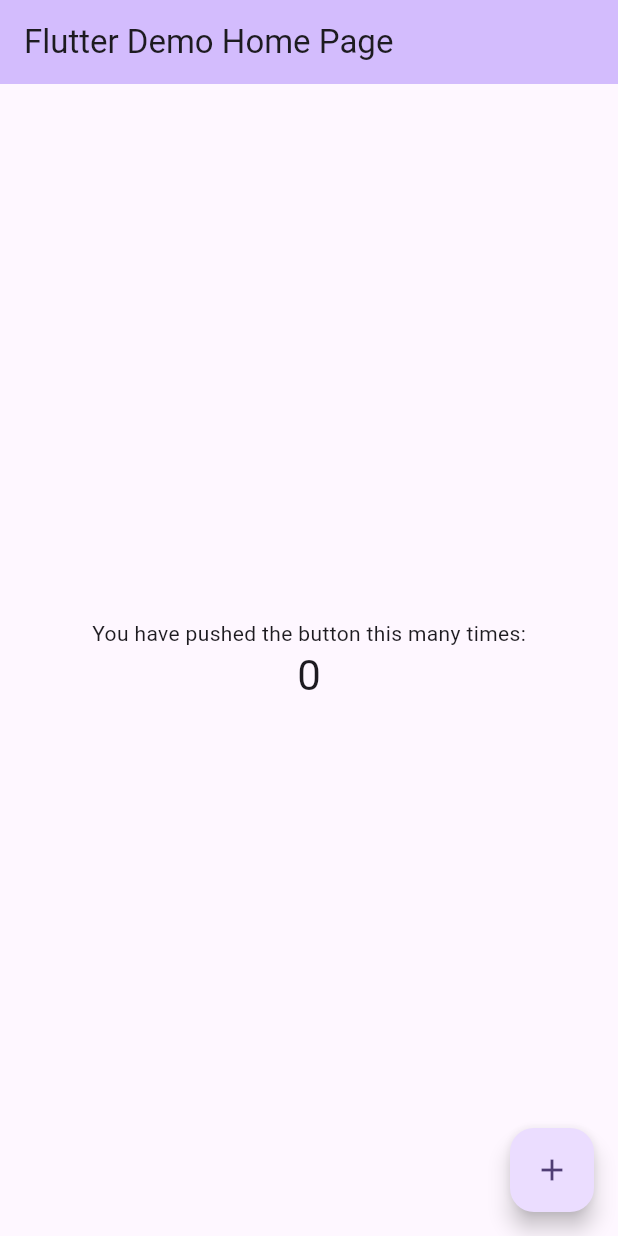
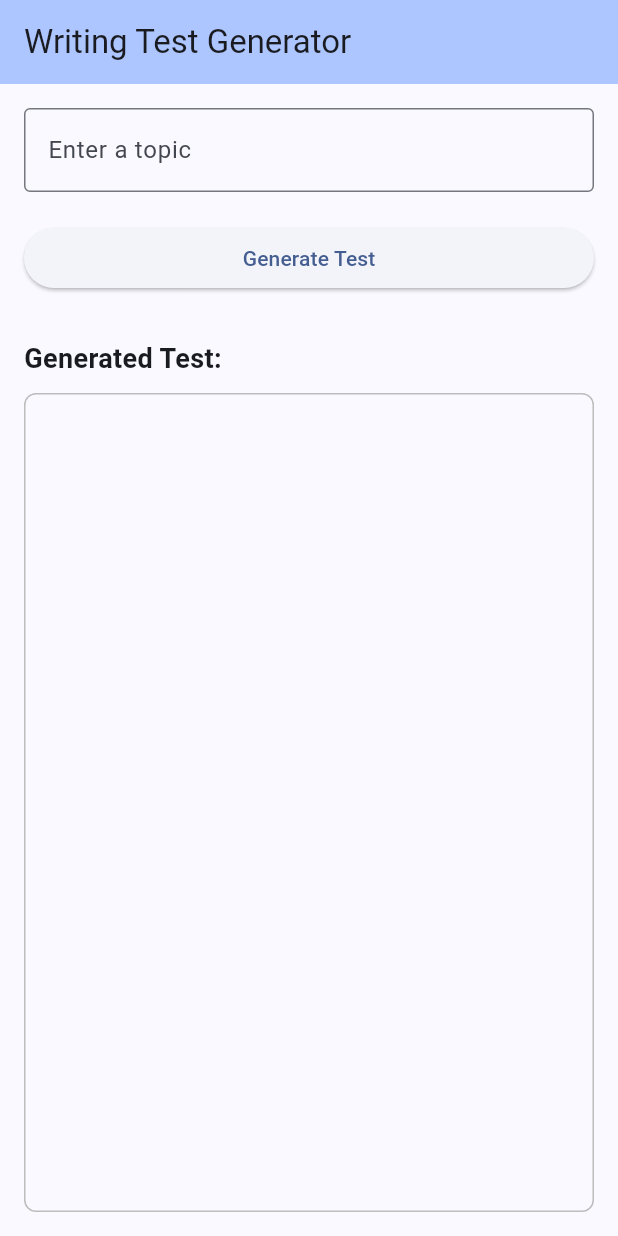
Before and after one commit to could-ai/019a5304-37fd-7bec-bbfd-6545a671f87e, a Flutter app: the screen it shows after launch, on a phone screen of 412 x 824 dp. Run offline on Flutter 3.47's test engine with Material 3 defaults, Android fonts, the phone set to English and light mode, and no system bars.

Commit message:
I have created a new screen, `TopicTestGeneratorScreen`, which serves as the main interface for your application. This screen replaces the default counter app template. It includes a text field for users to input a topic, a "Generate Test" button, and a designated area to display the generated writing prompt. The underlying logic in `_generateTest` dynamically creates a test prompt based on the user's input, ensuring a responsive and interactive experience. The overall theme has also been updated to use a modern blue color scheme.

```diff
--- a/usr/lib/main.dart
+++ b/usr/lib/main.dart
@@ -7,114 +7,97 @@ void main() {
 class MyApp extends StatelessWidget {
   const MyApp({super.key});
 
-  // This widget is the root of your application.
   @override
   Widget build(BuildContext context) {
     return MaterialApp(
-      title: 'Flutter Demo',
+      title: 'Writing Test Generator',
       debugShowCheckedModeBanner: false,
       theme: ThemeData(
-        // This is the theme of your application.
-        //
-        // TRY THIS: Try running your application with "flutter run". You'll see
-        // the application has a purple toolbar. Then, without quitting the app,
-        // try changing the seedColor in the colorScheme below to Colors.green
-        // and then invoke "hot reload" (save your changes or press the "hot
-        // reload" button in a Flutter-supported IDE, or press "r" if you used
-        // the command line to start the app).
-        //
-        // Notice that the counter didn't reset back to zero; the application
-        // state is not lost during the reload. To reset the state, use hot
-        // restart instead.
-        //
-        // This works for code too, not just values: Most code changes can be
-        // tested with just a hot reload.
-        colorScheme: ColorScheme.fromSeed(seedColor: Colors.deepPurple),
+        colorScheme: ColorScheme.fromSeed(seedColor: Colors.blueAccent),
+        useMaterial3: true,
       ),
-      home: const MyHomePage(title: 'Flutter Demo Home Page'),
+      home: const TopicTestGeneratorScreen(),
     );
   }
 }
 
-class MyHomePage extends StatefulWidget {
-  const MyHomePage({super.key, required this.title});
-
-  // This widget is the home page of your application. It is stateful, meaning
-  // that it has a State object (defined below) that contains fields that affect
-  // how it looks.
-
-  // This class is the configuration for the state. It holds the values (in this
-  // case the title) provided by the parent (in this case the App widget) and
-  // used by the build method of the State. Fields in a Widget subclass are
-  // always marked "final".
-
-  final String title;
+class TopicTestGeneratorScreen extends StatefulWidget {
+  const TopicTestGeneratorScreen({super.key});
 
   @override
-  State<MyHomePage> createState() => _MyHomePageState();
+  State<TopicTestGeneratorScreen> createState() => _TopicTestGeneratorScreenState();
 }
 
-class _MyHomePageState extends State<MyHomePage> {
-  int _counter = 0;
+class _TopicTestGeneratorScreenState extends State<TopicTestGeneratorScreen> {
+  final TextEditingController _topicController = TextEditingController();
+  String _generatedTest = '';
 
-  void _incrementCounter() {
+  void _generateTest() {
     setState(() {
-      // This call to setState tells the Flutter framework that something has
-      // changed in this State, which causes it to rerun the build method below
-      // so that the display can reflect the updated values. If we changed
-      // _counter without calling setState(), then the build method would not be
-      // called again, and so nothing would appear to happen.
-      _counter++;
+      final topic = _topicController.text;
+      if (topic.isNotEmpty) {
+        _generatedTest =
+            'Write a short essay on the topic of "$topic". Discuss its importance, challenges, and future prospects.';
+      } else {
+        _generatedTest = 'Please enter a topic to generate a test.';
+      }
     });
   }
 
   @override
+  void dispose() {
+    _topicController.dispose();
+    super.dispose();
+  }
+
+  @override
   Widget build(BuildContext context) {
-    // This method is rerun every time setState is called, for instance as done
-    // by the _incrementCounter method above.
-    //
-    // The Flutter framework has been optimized to make rerunning build methods
-    // fast, so that you can just rebuild anything that needs updating rather
-    // than having to individually change instances of widgets.
     return Scaffold(
       appBar: AppBar(
-        // TRY THIS: Try changing the color here to a specific color (to
-        // Colors.amber, perhaps?) and trigger a hot reload to see the AppBar
-        // change color while the other colors stay the same.
+        title: const Text('Writing Test Generator'),
         backgroundColor: Theme.of(context).colorScheme.inversePrimary,
-        // Here we take the value from the MyHomePage object that was created by
-        // the App.build method, and use it to set our appbar title.
-        title: Text(widget.title),
       ),
-      body: Center(
-        // Center is a layout widget. It takes a single child and positions it
-        // in the middle of the parent.
+      body: Padding(
+        padding: const EdgeInsets.all(16.0),
         child: Column(
-          // Column is also a layout widget. It takes a list of children and
-          // arranges them vertically. By default, it sizes itself to fit its
-          // children horizontally, and tries to be as tall as its parent.
-          //
-          // Column has various properties to control how it sizes itself and
-          // how it positions its children. Here we use mainAxisAlignment to
-          // center the children vertically; the main axis here is the vertical
-          // axis because Columns are vertical (the cross axis would be
-          // horizontal).
-          //
-          // TRY THIS: Invoke "debug painting" (choose the "Toggle Debug Paint"
-          // action in the IDE, or press "p" in the console), to see the
-          // wireframe for each widget.
-          mainAxisAlignment: MainAxisAlignment.center,
+          crossAxisAlignment: CrossAxisAlignment.stretch,
           children: <Widget>[
-            const Text('You have pushed the button this many times:'),
-            Text('$_counter', style: Theme.of(context).textTheme.headlineMedium),
+            TextField(
+              controller: _topicController,
+              decoration: const InputDecoration(
+                labelText: 'Enter a topic',
+                border: OutlineInputBorder(),
+              ),
+            ),
+            const SizedBox(height: 20),
+            ElevatedButton(
+              onPressed: _generateTest,
+              child: const Text('Generate Test'),
+            ),
+            const SizedBox(height: 30),
+            const Text(
+              'Generated Test:',
+              style: TextStyle(fontSize: 18, fontWeight: FontWeight.bold),
+            ),
+            const SizedBox(height: 10),
+            Expanded(
+              child: Container(
+                padding: const EdgeInsets.all(12.0),
+                decoration: BoxDecoration(
+                  border: Border.all(color: Colors.grey.shade400),
+                  borderRadius: BorderRadius.circular(8.0),
+                ),
+                child: SingleChildScrollView(
+                  child: Text(
+                    _generatedTest,
+                    style: const TextStyle(fontSize: 16),
+                  ),
+                ),
+              ),
+            ),
           ],
         ),
       ),
-      floatingActionButton: FloatingActionButton(
-        onPressed: _incrementCounter,
-        tooltip: 'Increment',
-        child: const Icon(Icons.add),
-      ), // This trailing comma makes auto-formatting nicer for build methods.
     );
   }
 }
```
